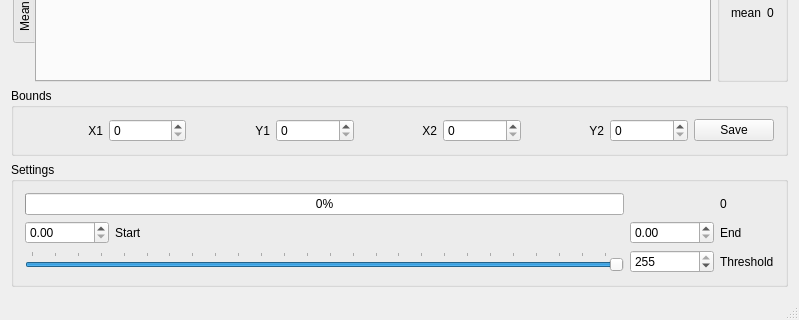
First picture: the form in mainwindow.ui, repository Abbath/R, before the edit; both pictures show x 0 to 799 and y 165 to 485 of the 799 by 485 pixel window.
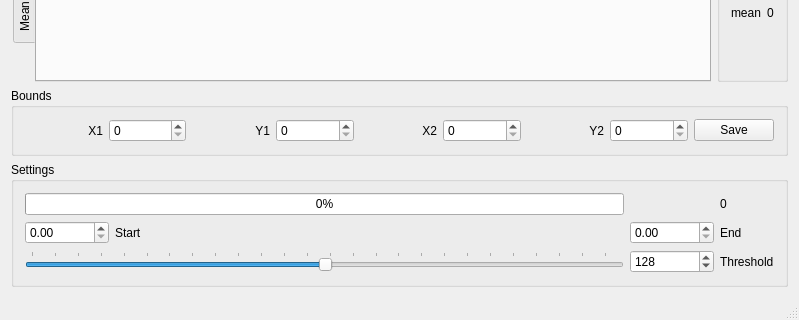
Second picture: the form after the edit. Custom widgets are drawn as their Qt base class.

Diff of the .ui file:
```diff
--- a/mainwindow.ui
+++ b/mainwindow.ui
@@ -266,7 +266,7 @@
           <number>255</number>
          </property>
          <property name="value">
-          <number>255</number>
+          <number>128</number>
          </property>
         </widget>
        </item>
@@ -276,7 +276,7 @@
           <number>255</number>
          </property>
          <property name="value">
-          <number>255</number>
+          <number>128</number>
          </property>
          <property name="orientation">
           <enum>Qt::Horizontal</enum>
```
Left out of the diff: 2 changed lines with no effect on the pictures.
